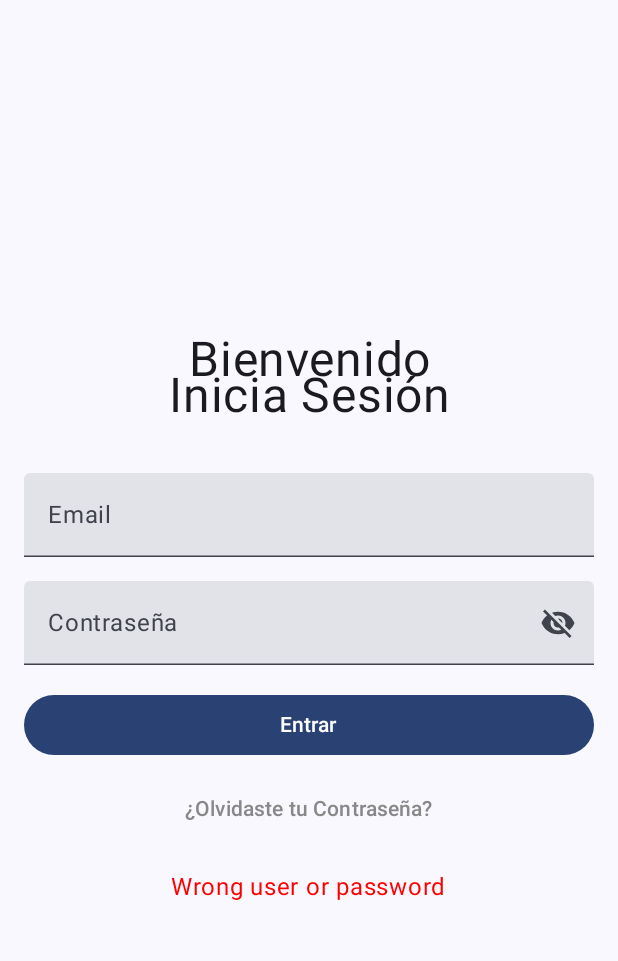
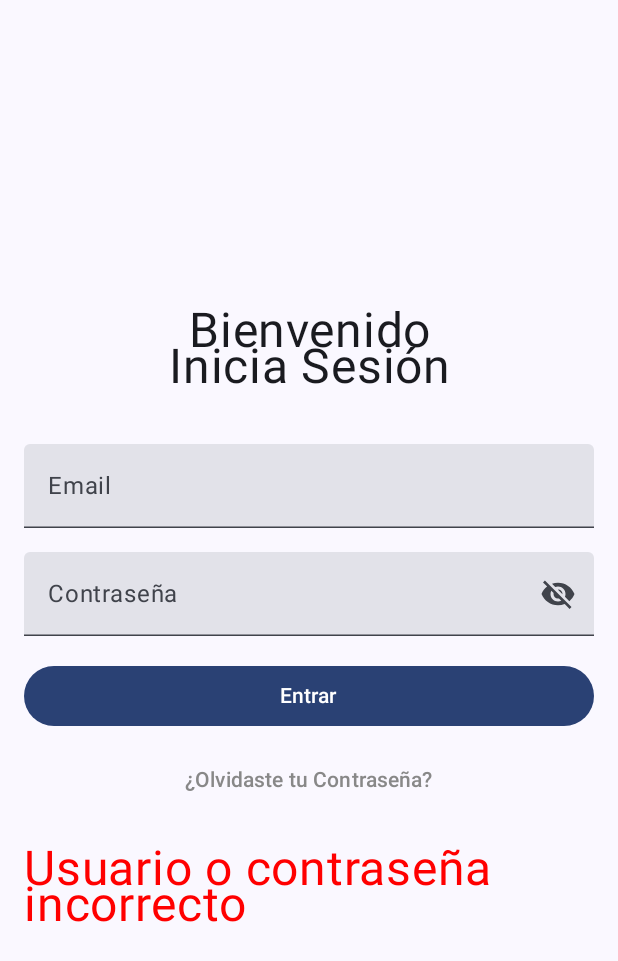
Before and after one commit to NarhariOlalde/DevKots, an Android app built with Jetpack Compose: the composable LoginScreen shown on its own in the app's theme, after a tap on "Entrar", on a phone screen of 412 x 824 dp. Shown: the top 961 px of the screen. Run offline under Robolectric (Android 15) with nearby library versions, the phone set to English and light mode, and no system bars.

Commit message:
Fixed errors related to wrong imports and modified login little tweaks

```diff
--- a/App/app/src/main/java/com/example/devkots/UILib/LoginScreen.kt
+++ b/App/app/src/main/java/com/example/devkots/UILib/LoginScreen.kt
@@ -48,7 +48,6 @@ fun LoginScreen() {
             modifier = Modifier.padding(bottom = 32.dp)
         )
 
-        // Email TextField
         TextField(
             value = email,
             onValueChange = { email = it },
@@ -72,7 +71,7 @@ fun LoginScreen() {
                     Icons.Filled.Visibility
                 else Icons.Filled.VisibilityOff
                 IconButton(onClick = { passwordVisible = !passwordVisible }) {
-                    Icon(imageVector = image, contentDescription = "Toggle Password Visibility")
+                    Icon(imageVector = image, contentDescription = "Cambiar Visibilidad de la Contraseña")
                 }
             },
             keyboardOptions = KeyboardOptions(keyboardType = KeyboardType.Password)
@@ -83,14 +82,14 @@ fun LoginScreen() {
         // Login Button
         Button(
             onClick = {
-                loginMessage = null // Clear message before new login attempt
+                loginMessage = null
                 CoroutineScope(Dispatchers.IO).launch {
                     val success = checkCredentials(email, password)
                     withContext(Dispatchers.Main) {
                         loginMessage = if (success) {
-                            "Congratulations, you logged in"
+                            "Haz hecho un login exitoso"
                         } else {
-                            "Wrong user or password"
+                            "Usuario o contraseña incorrecto"
                         }
                     }
                 }
@@ -109,22 +108,19 @@ fun LoginScreen() {
 
         Spacer(modifier = Modifier.height(16.dp))
 
-        // Login Message
         if (loginMessage != null) {
             Text(
                 text = loginMessage!!,
-                color = if (loginMessage == "Congratulations, you logged in") Color.Green else Color.Red,
-                fontSize = 16.sp
+                color = if (loginMessage == "Haz hecho un login exitoso") Color.Green else Color.Red,
+                fontSize = 32.sp
             )
         }
     }
 }
 
 suspend fun checkCredentials(email: String, password: String): Boolean {
-    // Initialize HTTP Client
     val client = OkHttpClient()
 
-    // Make GET request to fetch account data by email
     val request = Request.Builder()
         .url("https://api-generator.retool.com/HCzRU7/accounts?email=$email")
         .build()
@@ -133,10 +129,8 @@ suspend fun checkCredentials(email: String, password: String): Boolean {
         val response = client.newCall(request).execute()
         val responseBody = response.body?.string()
 
-        // Log the raw response for debugging
         println("API Response: $responseBody")
 
-        // Ensure the response body is not null or empty
         if (responseBody.isNullOrEmpty()) {
             println("No data returned from API.")
             return false
@@ -144,14 +138,12 @@ suspend fun checkCredentials(email: String, password: String): Boolean {
 
         val jsonArray = JSONArray(responseBody)
 
-        // Check if we got a user record
         if (jsonArray.length() > 0) {
             val account = jsonArray.getJSONObject(0) // Assume only one user per email
             val storedPassword = account.getString("password")
 
             println("Stored password: $storedPassword, Entered password: $password")
 
-            // Validate password (convert both to string to avoid type mismatch)
             if (password == storedPassword) {
                 println("Login successful!")
                 return true // Login successful
@@ -162,10 +154,10 @@ suspend fun checkCredentials(email: String, password: String): Boolean {
             println("No user found with the given email.")
         }
 
-        false // Login failed if no user or wrong password
+        false
     } catch (e: Exception) {
         e.printStackTrace()
-        false // Handle network or parsing error
+        false
     }
 }
 @Preview(showBackground = true)
```
Also changed, not shown: App/app/src/main/java/com/example/devkots/UILib/ForgotPassword.kt (added, +148 -0 lines), App/app/src/main/java/com/example/devkots/forgotpassword.kt (deleted, +0 -163 lines).
